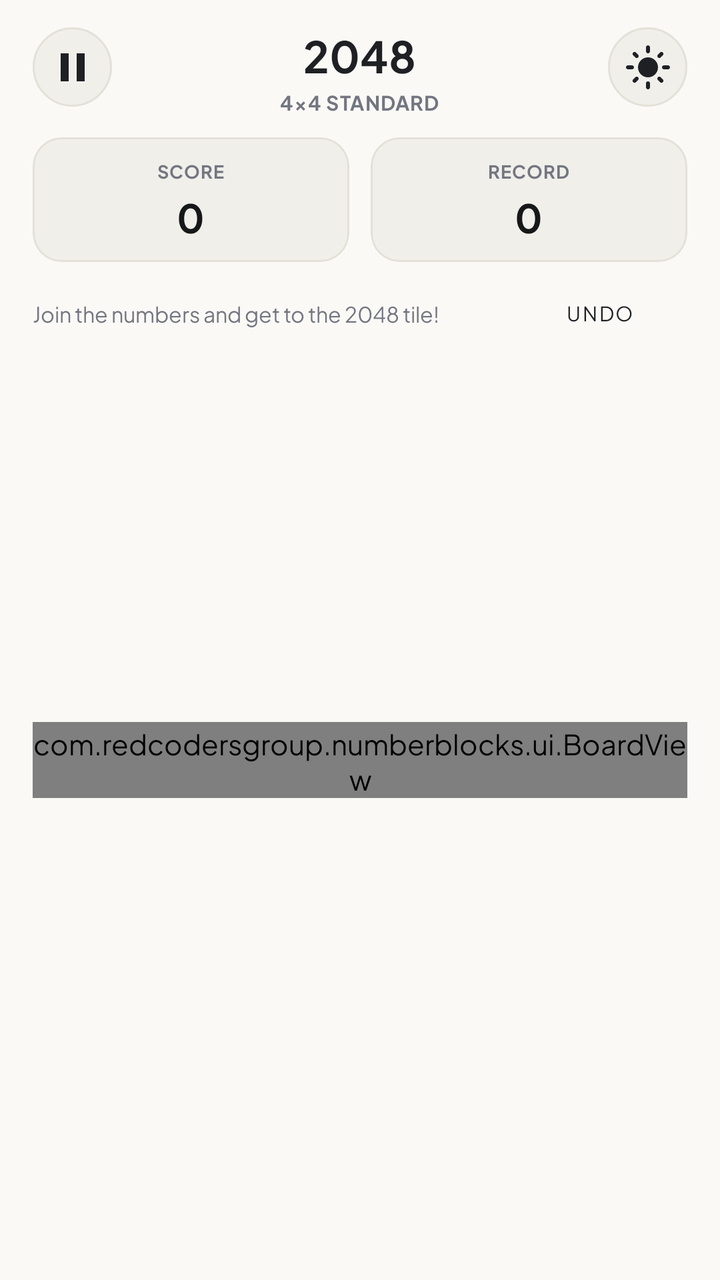
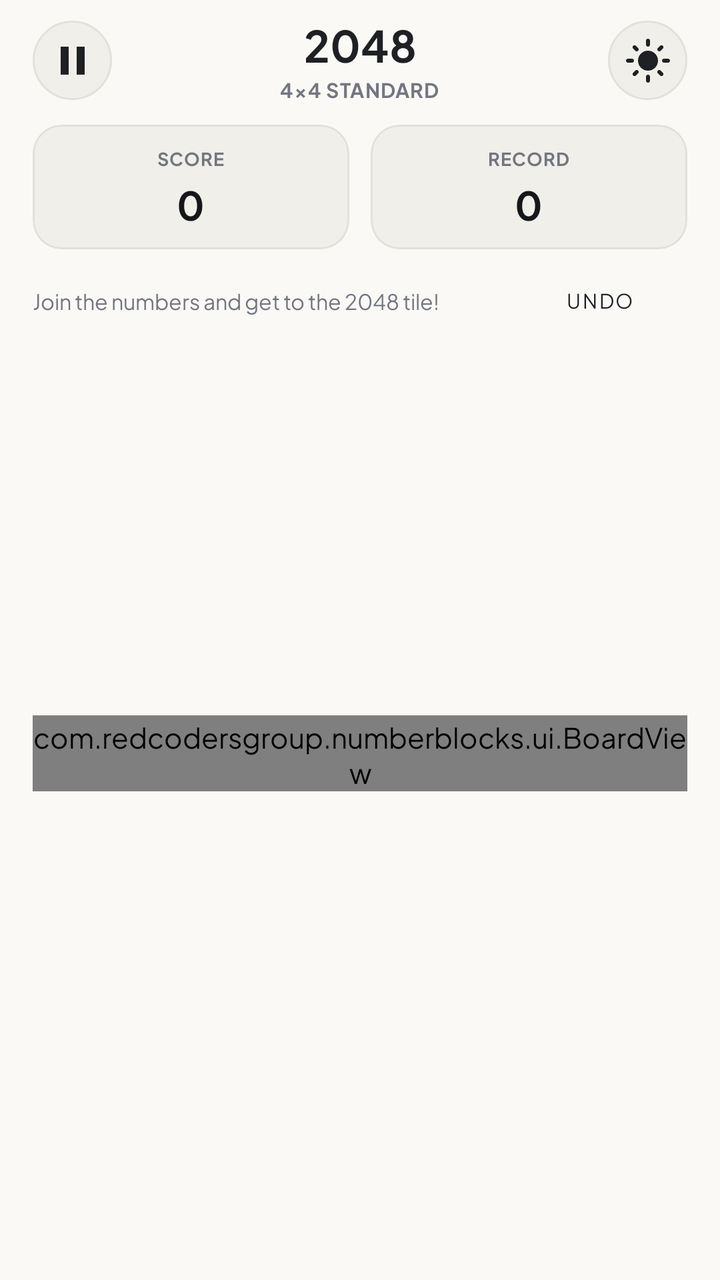

Two renders of the same Android screen: before a commit and after it. Below are the layout's source before the change and the commit's diff.
<!-- AndroidManifest.xml: application theme Theme.NumberBlocks -->
<!-- res/layout/activity_main.xml -->
<?xml version="1.0" encoding="utf-8"?>
<LinearLayout xmlns:android="http://schemas.android.com/apk/res/android"
    xmlns:app="http://schemas.android.com/apk/res-auto"
    android:id="@+id/root_layout"
    android:layout_width="match_parent"
    android:layout_height="match_parent"
    android:orientation="vertical"
    android:background="#FAF9F6"
    android:paddingStart="@dimen/dp_18"
    android:paddingEnd="@dimen/dp_18"
    android:paddingTop="@dimen/dp_10"
    android:paddingBottom="@dimen/dp_8">

    
    <RelativeLayout
        android:layout_width="match_parent"
        android:layout_height="wrap_content">

        
        <ImageButton
            android:id="@+id/btn_pause"
            android:layout_width="@dimen/dp_44"
            android:layout_height="@dimen/dp_44"
            android:layout_alignParentStart="true"
            android:layout_centerVertical="true"
            android:background="@drawable/btn_circle_surface"
            android:contentDescription="@string/cd_pause_menu"
            android:padding="@dimen/dp_12"
            android:src="@drawable/ic_pause"
            app:tint="#1E2024" />

        
        <LinearLayout
            android:layout_width="wrap_content"
            android:layout_height="wrap_content"
            android:layout_centerInParent="true"
            android:gravity="center_horizontal"
            android:orientation="vertical">

            <TextView
                android:id="@+id/tv_title"
                android:layout_width="wrap_content"
                android:layout_height="wrap_content"
                android:text="@string/title_2048"
                android:textColor="#1E2024"
                android:textSize="@dimen/sp_24"
                android:textStyle="bold" />

            <TextView
                android:id="@+id/tv_mode_badge"
                android:layout_width="wrap_content"
                android:layout_height="wrap_content"
                android:letterSpacing="0.04"
                android:text="4×4 STANDARD"
                android:textColor="#737680"
                android:textSize="@dimen/sp_11"
                android:textStyle="bold" />
        </LinearLayout>

        
        <ImageButton
            android:id="@+id/btn_theme_toggle"
            android:layout_width="@dimen/dp_44"
            android:layout_height="@dimen/dp_44"
            android:layout_alignParentEnd="true"
            android:layout_centerVertical="true"
            android:background="@drawable/btn_circle_surface"
            android:contentDescription="@string/cd_theme_toggle"
            android:padding="@dimen/dp_11"
            android:src="@drawable/ic_sun"
            app:tint="#1E2024" />
    </RelativeLayout>

    
    <LinearLayout
        android:layout_width="match_parent"
        android:layout_height="wrap_content"
        android:orientation="horizontal"
        android:layout_marginTop="@dimen/dp_12">

        
        <com.google.android.material.card.MaterialCardView
            android:id="@+id/card_score"
            android:layout_width="0dp"
            android:layout_height="wrap_content"
            android:layout_weight="1"
            android:layout_marginEnd="@dimen/dp_6"
            app:cardBackgroundColor="#F0EFEA"
            app:cardCornerRadius="@dimen/dp_16"
            app:cardElevation="0dp"
            app:strokeColor="#E3E1D8"
            app:strokeWidth="@dimen/dp_1">

            <LinearLayout
                android:layout_width="match_parent"
                android:layout_height="wrap_content"
                android:orientation="vertical"
                android:gravity="center"
                android:padding="@dimen/dp_10">

                <TextView
                    android:id="@+id/tv_score_label"
                    android:layout_width="wrap_content"
                    android:layout_height="wrap_content"
                    android:text="@string/score"
                    android:textColor="#737680"
                    android:textSize="@dimen/sp_10"
                    android:textStyle="bold"
                    android:letterSpacing="0.04" />

                <TextView
                    android:id="@+id/tv_score"
                    android:layout_width="wrap_content"
                    android:layout_height="wrap_content"
                    android:text="0"
                    android:textColor="#161719"
                    android:textSize="@dimen/sp_22"
                    android:textStyle="bold" />
            </LinearLayout>
        </com.google.android.material.card.MaterialCardView>

        
        <com.google.android.material.card.MaterialCardView
            android:id="@+id/card_best"
            android:layout_width="0dp"
            android:layout_height="wrap_content"
            android:layout_weight="1"
            android:layout_marginStart="@dimen/dp_6"
            app:cardBackgroundColor="#F0EFEA"
            app:cardCornerRadius="@dimen/dp_16"
            app:cardElevation="0dp"
            app:strokeColor="#E3E1D8"
            app:strokeWidth="@dimen/dp_1">

            <LinearLayout
                android:layout_width="match_parent"
                android:layout_height="wrap_content"
                android:orientation="vertical"
                android:gravity="center"
                android:padding="@dimen/dp_10">

                <TextView
                    android:id="@+id/tv_best_label"
                    android:layout_width="wrap_content"
                    android:layout_height="wrap_content"
                    android:text="@string/best"
                    android:textColor="#737680"
                    android:textSize="@dimen/sp_10"
                    android:textStyle="bold"
                    android:letterSpacing="0.04" />

                <TextView
                    android:id="@+id/tv_best"
                    android:layout_width="wrap_content"
                    android:layout_height="wrap_content"
                    android:text="0"
                    android:textColor="#161719"
                    android:textSize="@dimen/sp_22"
                    android:textStyle="bold" />
            </LinearLayout>
        </com.google.android.material.card.MaterialCardView>
    </LinearLayout>

    
    <LinearLayout
        android:layout_width="match_parent"
        android:layout_height="wrap_content"
        android:orientation="horizontal"
        android:gravity="center_vertical"
        android:layout_marginTop="@dimen/dp_10">

        <TextView
            android:id="@+id/tv_combo"
            android:layout_width="0dp"
            android:layout_height="wrap_content"
            android:layout_weight="1"
            android:text="Join the numbers and get to the 2048 tile!"
            android:textColor="#737680"
            android:textSize="@dimen/sp_12" />

        <Button
            android:id="@+id/btn_undo"
            style="@style/Widget.MaterialComponents.Button.OutlinedButton"
            android:layout_width="wrap_content"
            android:layout_height="@dimen/dp_36"
            android:text="@string/undo"
            android:textColor="#1E2024"
            android:textSize="@dimen/sp_11"
            android:paddingStart="@dimen/dp_12"
            android:paddingEnd="@dimen/dp_12"
            app:strokeColor="#D9D7CE"
            app:cornerRadius="@dimen/dp_10" />
    </LinearLayout>

    
    <FrameLayout
        android:layout_width="match_parent"
        android:layout_height="0dp"
        android:layout_weight="1"
        android:clipChildren="false"
        android:clipToPadding="false"
        android:layout_marginTop="@dimen/dp_8"
        android:layout_marginBottom="@dimen/dp_8">

        <com.redcodersgroup.numberblocks.ui.BoardView
            android:id="@+id/board_view"
            android:layout_width="match_parent"
            android:layout_height="wrap_content"
            android:layout_gravity="center" />

        
        <com.google.android.material.card.MaterialCardView
            android:id="@+id/card_milestone_celebration"
            android:layout_width="wrap_content"
            android:layout_height="wrap_content"
            android:layout_gravity="center"
            android:visibility="gone"
            app:cardBackgroundColor="#1E2024"
            app:cardCornerRadius="@dimen/dp_26"
            app:cardElevation="@dimen/dp_12"
            app:cardUseCompatPadding="true"
            app:strokeColor="#FFD54F"
            app:strokeWidth="@dimen/dp_2">

            <LinearLayout
                android:layout_width="wrap_content"
                android:layout_height="wrap_content"
                android:gravity="center_vertical"
                android:orientation="horizontal"
                android:paddingStart="@dimen/dp_18"
                android:paddingEnd="@dimen/dp_20"
                android:paddingTop="@dimen/dp_10"
                android:paddingBottom="@dimen/dp_10">

                <TextView
                    android:id="@+id/tv_celebration_tile"
                    android:layout_width="@dimen/dp_44"
                    android:layout_height="@dimen/dp_44"
                    android:background="@drawable/circle_badge"
                    android:backgroundTint="#EDC22E"
                    android:gravity="center"
                    android:text="@string/title_2048"
                    android:textColor="#FFFFFF"
                    android:textSize="@dimen/sp_13"
                    android:textStyle="bold" />

                <LinearLayout
                    android:layout_width="wrap_content"
                    android:layout_height="wrap_content"
                    android:layout_marginStart="@dimen/dp_14"
                    android:orientation="vertical">

                    <TextView
                        android:layout_width="wrap_content"
                        android:layout_height="wrap_content"
                        android:letterSpacing="0.08"
                        android:text="✦ MILESTONE REACHED ✦"
                        android:textColor="#FFD54F"
                        android:textSize="@dimen/sp_10"
                        android:textStyle="bold" />

                    <TextView
                        android:id="@+id/tv_celebration_title"
                        android:layout_width="wrap_content"
                        android:layout_height="wrap_content"
                        android:text="Tile 2048 Unlocked!"
                        android:textColor="#FFFFFF"
                        android:textSize="@dimen/sp_15"
                        android:textStyle="bold" />
                </LinearLayout>
            </LinearLayout>
        </com.google.android.material.card.MaterialCardView>
    </FrameLayout>

    
    <FrameLayout
        android:id="@+id/banner_container"
        android:layout_width="match_parent"
        android:layout_height="@dimen/dp_50"
        android:layout_gravity="bottom|center_horizontal" />
</LinearLayout>
<!-- resources referenced by this layout -->
<resources>
  <dimen name="dp_1">1.00dp</dimen>
  <dimen name="dp_10">10.00dp</dimen>
  <dimen name="dp_11">11.00dp</dimen>
  <dimen name="dp_12">12.00dp</dimen>
  <dimen name="dp_14">14.00dp</dimen>
  <dimen name="dp_16">16.00dp</dimen>
  <dimen name="dp_18">18.00dp</dimen>
  <dimen name="dp_2">2.00dp</dimen>
  <dimen name="dp_20">20.00dp</dimen>
  <dimen name="dp_26">26.00dp</dimen>
  <dimen name="dp_36">36.00dp</dimen>
  <dimen name="dp_44">44.00dp</dimen>
  <dimen name="dp_50">50.00dp</dimen>
  <dimen name="dp_6">6.00dp</dimen>
  <dimen name="dp_8">8.00dp</dimen>
  <dimen name="sp_10">10.00sp</dimen>
  <dimen name="sp_11">11.00sp</dimen>
  <dimen name="sp_12">12.00sp</dimen>
  <dimen name="sp_13">13.00sp</dimen>
  <dimen name="sp_15">15.00sp</dimen>
  <dimen name="sp_22">22.00sp</dimen>
  <dimen name="sp_24">24.00sp</dimen>
  <!-- drawable btn_circle_surface (drawable) -->
  <?xml version="1.0" encoding="utf-8"?>
  <ripple xmlns:android="http://schemas.android.com/apk/res/android"
      android:color="#20000000">
      <item>
          <shape android:shape="oval">
              <solid android:color="#F0EFEA" />
              <stroke android:width="@dimen/dp_1" android:color="#E3E1D8" />
          </shape>
      </item>
  </ripple>
  <!-- drawable circle_badge (drawable) -->
  <?xml version="1.0" encoding="utf-8"?>
  <shape xmlns:android="http://schemas.android.com/apk/res/android"
      android:shape="oval">
      <solid android:color="#FFFFFF" />
  </shape>
  <!-- drawable ic_pause (drawable) -->
  <vector xmlns:android="http://schemas.android.com/apk/res/android"
      android:width="24dp"
      android:height="24dp"
      android:viewportWidth="24"
      android:viewportHeight="24">
      <path
          android:fillColor="#FF000000"
          android:pathData="M6,19h4V5H6v14zm8,-14v14h4V5h-4z"/>
  </vector>
  <string name="best">RECORD</string>
  <string name="cd_pause_menu">Pause Menu</string>
  <string name="cd_theme_toggle">Toggle Theme</string>
  <string name="score">SCORE</string>
  <string name="title_2048">2048</string>
  <string name="undo">UNDO</string>
  <style name="Theme.NumberBlocks" parent="Theme.MaterialComponents.DayNight.NoActionBar">
          <item name="colorPrimary">@color/primary</item>
          <item name="colorPrimaryVariant">@color/primary_variant</item>
          <item name="colorSecondary">@color/secondary</item>
          <item name="android:statusBarColor">@color/background</item>
          <item name="android:navigationBarColor">@color/background</item>
          <item name="android:windowBackground">@color/background</item>
          <item name="android:windowLightStatusBar">true</item>
          <item name="fontFamily">@font/game_font</item>
          <item name="android:fontFamily">@font/game_font</item>
      </style>
  <color name="primary">#1E2024</color>
  <color name="primary_variant">#161719</color>
  <color name="secondary">#5A5D66</color>
  <color name="background">#FAF9F6</color>
</resources>

<!-- the commit's change to res/layout/activity_main.xml (unified diff, before → after) -->
@@ -41,6 +41,10 @@
                 android:id="@+id/tv_title"
                 android:layout_width="wrap_content"
                 android:layout_height="wrap_content"
+                android:gravity="center"
+                android:includeFontPadding="false"
+                android:maxLines="1"
+                android:singleLine="true"
                 android:text="@string/title_2048"
                 android:textColor="#1E2024"
                 android:textSize="@dimen/sp_24"
